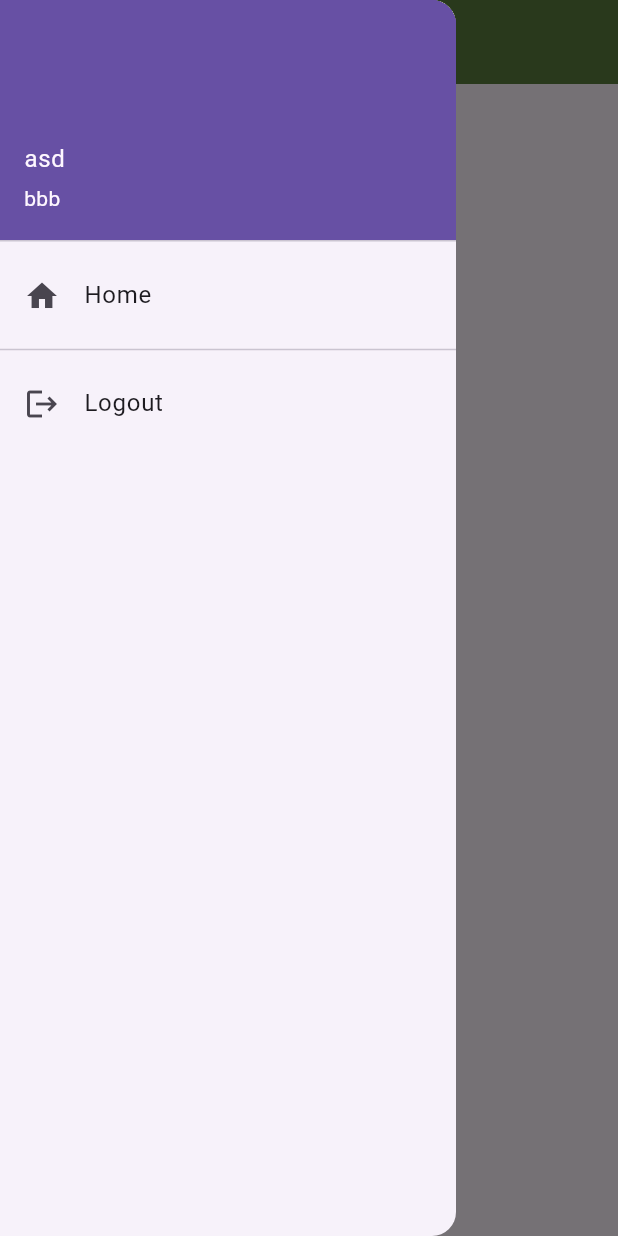
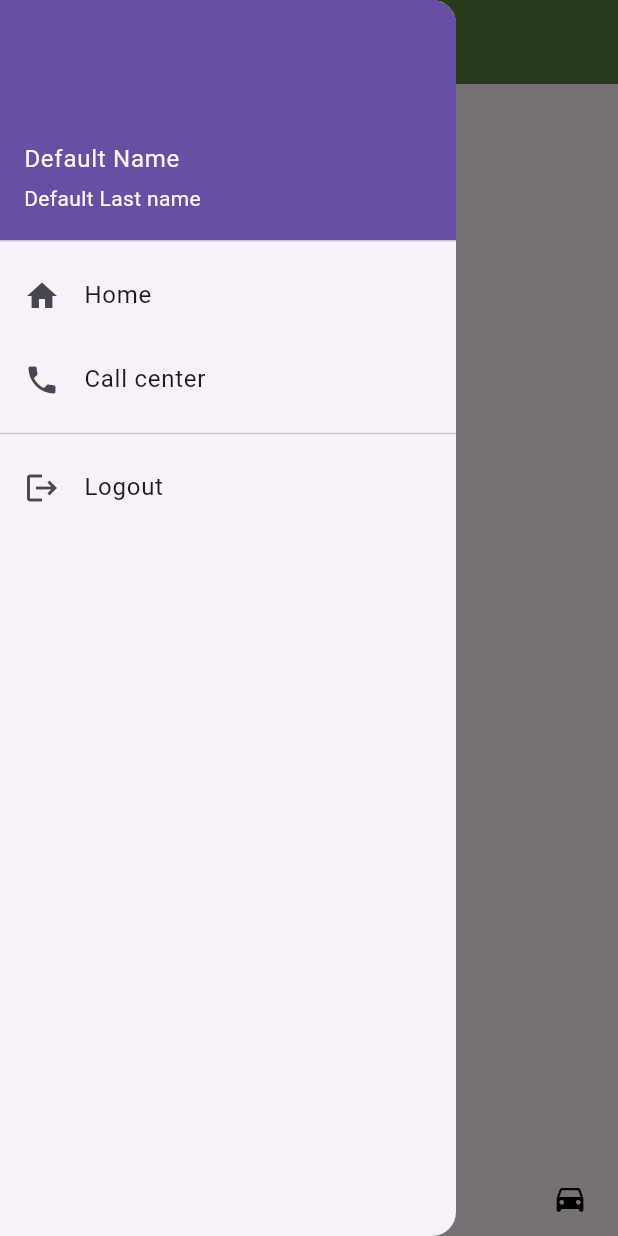
Before and after one commit to Vercixxx/fdfms_app, a Flutter app: the MainPage screen opened directly, with the side drawer open, on a phone screen of 412 x 824 dp. Run offline on Flutter 3.47's test engine with Material 3 defaults, Android fonts, the phone set to English and light mode, and no system bars; drawn by our look-alikes of google_nav_bar; our stand-ins replace get, get_storage, material_design_icons_flutter, shared_preferences; accounts and stored records are empty; generated files the repository leaves out were written again.

Commit message:
Add bottom navigation bar and user data to drawer

```diff
--- /dev/null
+++ b/lib/components/bottom_menu.dart
@@ -0,0 +1,27 @@
+import 'package:flutter/material.dart';
+import 'package:google_nav_bar/google_nav_bar.dart';
+
+class BottomMenu extends StatelessWidget {
+  @override
+  Widget build(BuildContext context) {
+    return GNav(
+      gap: 8,
+      rippleColor: Colors.green,
+      hoverColor: Colors.grey,
+      haptic: true,
+      tabBackgroundColor: Colors.grey.shade400,
+      curve: Curves.easeOutExpo,
+      padding: EdgeInsets.symmetric(horizontal: 20, vertical: 12),
+      tabs: [
+        GButton(
+          icon: Icons.home,
+          text: 'Home',
+        ),
+        GButton(
+          icon: Icons.drive_eta_rounded,
+          text: 'Delivery',
+        ),
+      ],
+    );
+  }
+}
--- a/lib/pages/main_page.dart
+++ b/lib/pages/main_page.dart
@@ -1,15 +1,23 @@
 import 'package:flutter/material.dart';
+import 'package:get_storage/get_storage.dart';
+
+// BottomMenu
+import '../components/bottom_menu.dart';
 
 // NavBar
 import '../pages/menu.dart';
 
 class MainPage extends StatelessWidget {
-  const MainPage({super.key});
+  MainPage({super.key});
+
+  // Initialize storage
+  final storage = GetStorage();
 
   @override
   Widget build(BuildContext context) {
     return Scaffold(
       drawer: NavBar(),
+      bottomNavigationBar: BottomMenu(),
       appBar: AppBar(
         title: const Text('FDFMS'),
         backgroundColor: const Color.fromARGB(255, 90, 124, 62),
--- a/lib/pages/menu.dart
+++ b/lib/pages/menu.dart
@@ -1,18 +1,27 @@
 import 'package:flutter/material.dart';
+import 'package:get_storage/get_storage.dart';
 
 // My pages
 import '../pages/login_page.dart';
 
 class NavBar extends StatelessWidget {
-  const NavBar({super.key});
+  NavBar({Key? key}) : super(key: key);
+
+  final storage = GetStorage();
 
   @override
   Widget build(BuildContext context) {
+    Map<String, dynamic>? userData = storage.read('user_data');
+    String first_name =
+        userData != null ? userData['first_name'] : 'Default Name';
+    String last_name =
+        userData != null ? userData['last_name'] : 'Default Last name';
+
     return Drawer(
       child: ListView(
         children: [
           UserAccountsDrawerHeader(
-              accountName: Text('asd'), accountEmail: Text('bbb')),
+              accountName: Text(first_name), accountEmail: Text(last_name)),
 
           // Home
           ListTile(
@@ -21,6 +30,14 @@ class NavBar extends StatelessWidget {
             onTap: () => print('Home'),
           ),
           // Home
+
+          // Phone center
+          ListTile(
+            title: const Text('Call center'),
+            leading: const Icon(Icons.phone),
+            onTap: () => print('Call center'),
+          ),
+          // Phone center
 
           Divider(),
 
--- a/lib/scripts/login.dart
+++ b/lib/scripts/login.dart
@@ -1,6 +1,7 @@
 import 'package:http/http.dart' as http;
 import 'dart:convert';
 import 'package:shared_preferences/shared_preferences.dart';
+import 'package:get_storage/get_storage.dart';
 
 Future<bool> login_func(String username, String password) async {
   final response = await http.post(
@@ -15,10 +16,14 @@ Future<bool> login_func(String username, String password) async {
     }),
   );
 
+  final storage = GetStorage();
+
   final responseBody = jsonDecode(response.body);
 
-  if (response.statusCode == 200) {
+  if (response.statusCode == 200 && responseBody['user_role'] == 'Driver') {
     final jwt = responseBody['jwt'];
+
+    storage.write('user_data', responseBody['data']);
 
     TokenManager.saveTokens(jwt['access'], jwt['refresh']);
     return true;
--- a/pubspec.yaml
+++ b/pubspec.yaml
@@ -16,6 +16,7 @@ dependencies:
   shared_preferences: ^2.0.8
   get: ^4.6.5
   get_storage: ^2.1.1
+  google_nav_bar: ^5.0.6
   material_design_icons_flutter: 7.0.7296
   flutter_localizations:
     sdk: flutter
```
Also changed, not shown: pubspec.lock.
